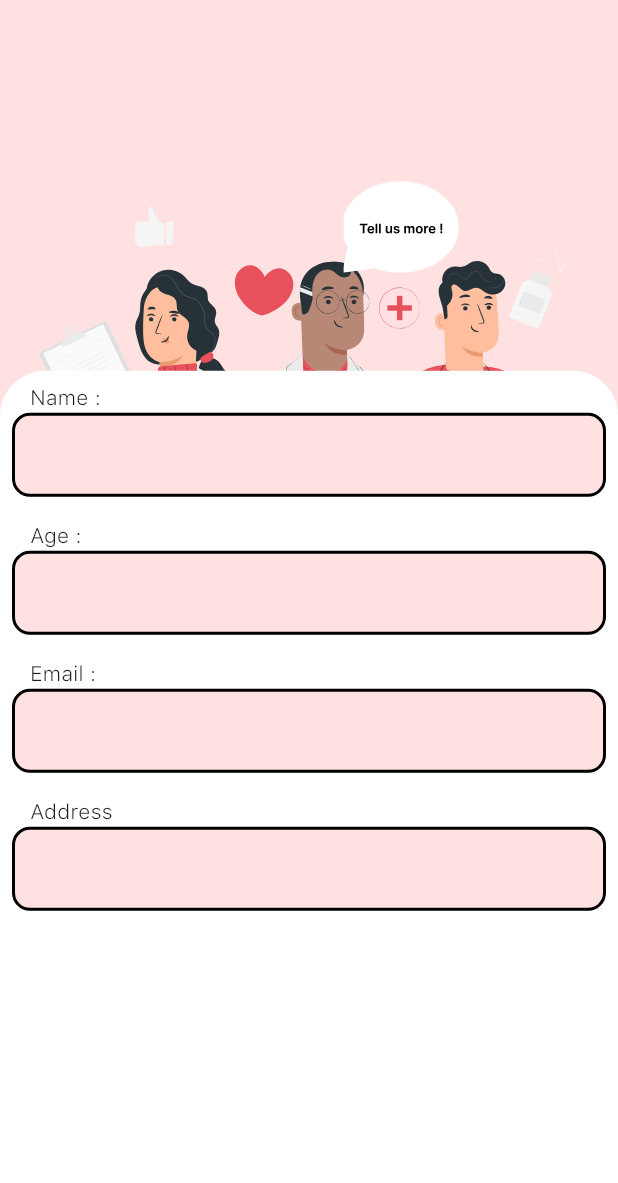
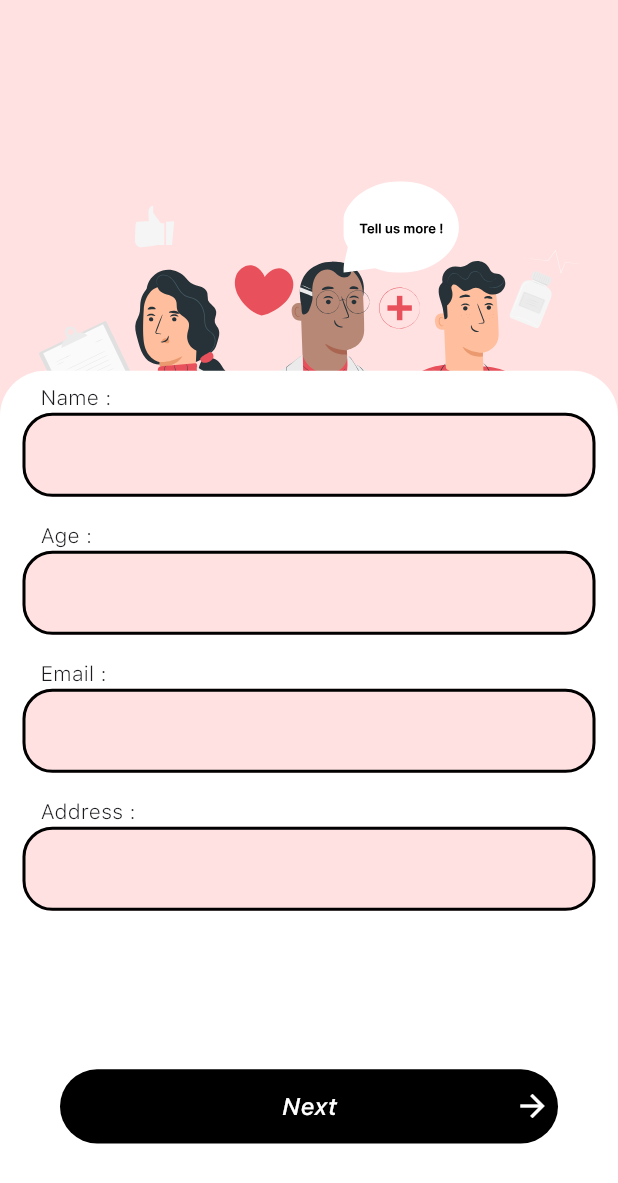
Before and after one commit to AswinAzikar/hospy, a Flutter app: the SignUpScreen screen opened directly, on a phone screen of 412 x 824 dp. Shown: the top 1183 px of the screen. Run offline on Flutter 3.47's test engine with Material 3 defaults, Android fonts, the phone set to English and light mode, and no system bars; our stand-ins replace animated_text_kit, cloud_firestore, firebase_auth, firebase_core, flutter_otp_text_field, flutter_svg and 5 more; missing offline and left inert: intl_phone_number_field; accounts and stored records are empty; project files that could hold a hidden picture were left out.

Commit message:
"Updated GreetingScreen, SignUpScreen, and widgets: changed welcome text, added fit to SvgPicture, modified button and text styles, and adjusted layouts and paddings."

```diff
--- a/lib/greeting_screen/widgets/animated_text_widget.dart
+++ b/lib/greeting_screen/widgets/animated_text_widget.dart
@@ -19,14 +19,14 @@ class AnimatedWelcomeText extends StatelessWidget {
   @override
   Widget build(BuildContext context) {
     return SizedBox(
-      height: screenHeight * 0.26,
+      height: screenHeight * 0.23,
       width: double.maxFinite,
       child: AnimatedTextKit(animatedTexts: [
         TypewriterAnimatedText(
           welcomeText,
           textStyle: textStyleTheme.displayLarge!.copyWith(
               fontWeight: FontWeight.bold,
-              fontSize: screenWidth * 0.15,
+              fontSize: screenWidth * 0.10,
               color: primaryColor2),
           speed: Durations.short2,
           cursor: '_',
--- a/lib/signup_screen/signup_screen.dart
+++ b/lib/signup_screen/signup_screen.dart
@@ -1,8 +1,11 @@
 import 'package:flutter/material.dart';
 import 'package:flutter_svg/svg.dart';
+import 'package:gap/gap.dart';
 import 'package:hospy/constants/color_const.dart';
+import 'package:hospy/constants/value_const.dart';
 import 'package:hospy/gen/assets.gen.dart';
 import 'package:hospy/signup_screen/widgets/detail_widget.dart';
+import 'package:hospy/signup_screen/widgets/signup_buttons.dart';
 import 'package:hospy/widgets/buttons.dart';
 import 'package:hospy/widgets/custom_text_field.dart';
 
@@ -19,10 +22,10 @@ class _SignUpScreenState extends State<SignUpScreen> {
   final TextEditingController _emailController = TextEditingController();
   final TextEditingController _ageController = TextEditingController();
   final TextEditingController _addressController = TextEditingController();
+
   @override
   void initState() {
     super.initState();
-
     Future.delayed(const Duration(milliseconds: 100), () {
       setState(() {
         _isScrolled = true;
@@ -54,15 +57,28 @@ class _SignUpScreenState extends State<SignUpScreen> {
                   ),
                 ),
                 child: SingleChildScrollView(
-                  physics: const NeverScrollableScrollPhysics(),
+                  physics: const AlwaysScrollableScrollPhysics(),
                   child: Column(
                     children: [
                       DetailWidget(
-                          nameController: _nameController,
-                          ageController: _ageController,
-                          emailController: _emailController,
-                          addressController: _addressController),
-
+                        nameController: _nameController,
+                        ageController: _ageController,
+                        emailController: _emailController,
+                        addressController: _addressController,
+                      ),
+                      Gap(screenHeight * 0.07),
+                      Padding(
+                        padding: const EdgeInsets.all(20.0),
+                        child: LoadingButtonV1(
+                          iconLeft: false,
+                          onPressed: () {},
+                          text: "Next",
+                          icon: const Icon(
+                            Icons.arrow_forward,
+                            color: Colors.white,
+                          ),
+                        ),
+                      )
                     ],
                   ),
                 ),
--- a/lib/signup_screen/widgets/detail_widget.dart
+++ b/lib/signup_screen/widgets/detail_widget.dart
@@ -39,7 +39,7 @@ class DetailWidget extends StatelessWidget {
           fieldController: _emailController,
         ),
         CustomTextField(
-            label: "Address",
+            label: "Address :",
             keyboardType: TextInputType.multiline,
             fieldController: _addressController),
       ],
--- a/lib/widgets/buttons.dart
+++ b/lib/widgets/buttons.dart
@@ -63,8 +63,7 @@ class _LoadingButtonV1State extends State<LoadingButtonV1>
                   color: buttonColor,
                   borderRadius: BorderRadius.circular(30),
                 ),
-                height:
-                    screenHeight * 0.06,
+                height: screenHeight * 0.06,
                 child: Stack(
                   children: [
                     Center(
@@ -81,8 +80,8 @@ class _LoadingButtonV1State extends State<LoadingButtonV1>
                       Positioned(
                         top: 0,
                         bottom: 0,
-                        left: widget.iconLeft ? 10 : null,
-                        right: widget.iconLeft ? null : 10,
+                        left: widget.iconLeft ? 5 : null,
+                        right: widget.iconLeft ? null : 5,
                         child: widget.icon!,
                       ),
                   ],
--- a/lib/widgets/custom_text_field.dart
+++ b/lib/widgets/custom_text_field.dart
@@ -18,7 +18,7 @@ class CustomTextField extends StatelessWidget {
   @override
   Widget build(BuildContext context) {
     return Padding(
-      padding: const EdgeInsets.all(8.0),
+      padding: const EdgeInsets.fromLTRB(15, 8, 15, 8),
       child: Column(
         crossAxisAlignment: CrossAxisAlignment.start,
         children: [
@@ -35,21 +35,21 @@ class CustomTextField extends StatelessWidget {
               filled: true,
               fillColor: primaryColor1,
               border: OutlineInputBorder(
-                borderRadius: BorderRadius.circular(12.0),
+                borderRadius: BorderRadius.circular(20.0),
                 borderSide: const BorderSide(
                   color: Colors.black,
                   width: 2.0,
                 ),
               ),
               enabledBorder: OutlineInputBorder(
-                borderRadius: BorderRadius.circular(12.0),
+                borderRadius: BorderRadius.circular(20.0),
                 borderSide: const BorderSide(
                   color: Colors.black,
                   width: 2.0,
                 ),
               ),
               focusedBorder: OutlineInputBorder(
-                borderRadius: BorderRadius.circular(12.0),
+                borderRadius: BorderRadius.circular(20.0),
                 borderSide: const BorderSide(
                   color: Colors.black,
                   width: 2.0,
```
Also changed, not shown: lib/greeting_screen/GreetingScreen.dart (+9 -4 lines), lib/signup_screen/widgets/signup_buttons.dart (added, +75 -0 lines).
